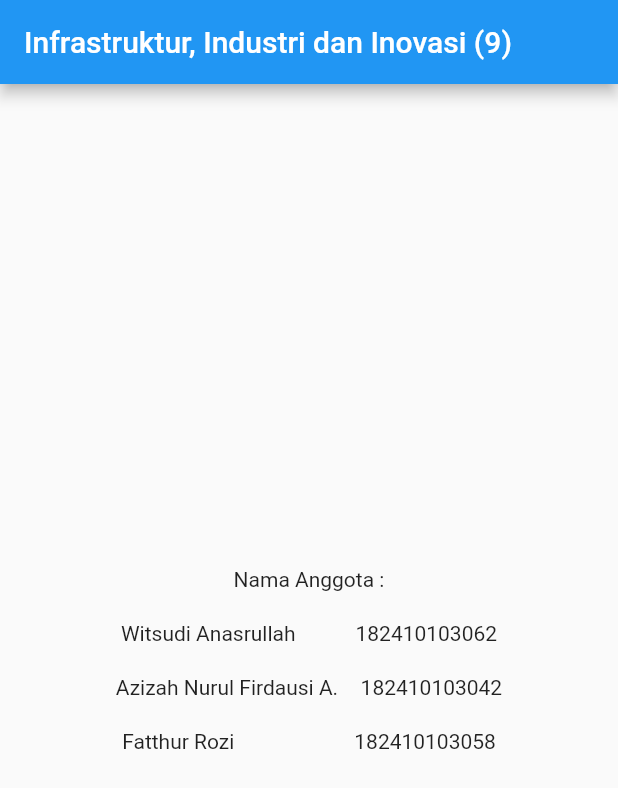
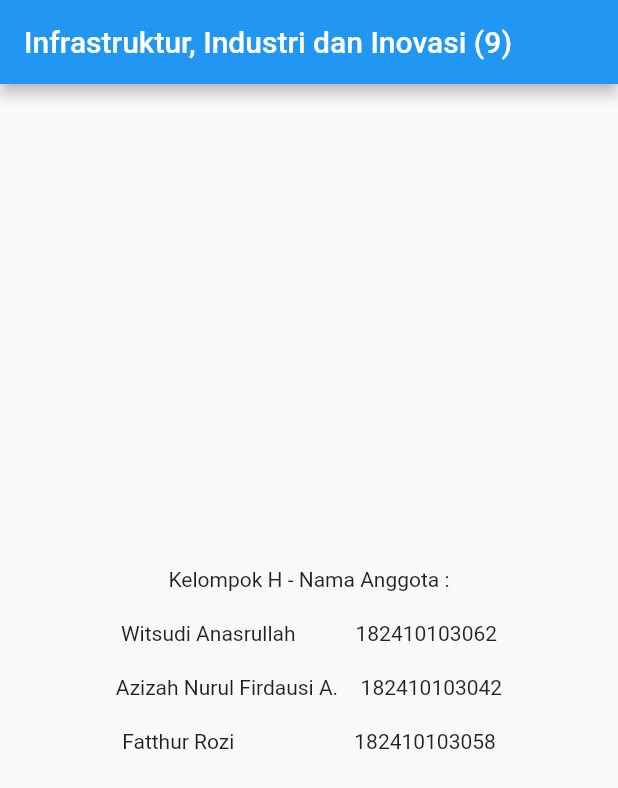
Before and after one commit to witsuu/tugas_mobile, a Flutter app: the screen it shows after launch, on a phone screen of 412 x 824 dp. Shown: the top 788 px of the screen. Run offline on Flutter 3.47's test engine with Material 2 defaults, Android fonts, the phone set to English and light mode, and no system bars.

Commit message:
Update main.dart

```diff
--- a/lib/main.dart
+++ b/lib/main.dart
@@ -27,7 +27,7 @@ class Home extends StatelessWidget {
                 Padding(
                   padding: EdgeInsets.only(
                       bottom: 20), //memberi padding dibawah saja pada text
-                  child: Text("Nama Anggota :"), //widget text
+                  child: Text("Kelompok H - Nama Anggota :"), //widget text
                 )
               ],
             ),
```
